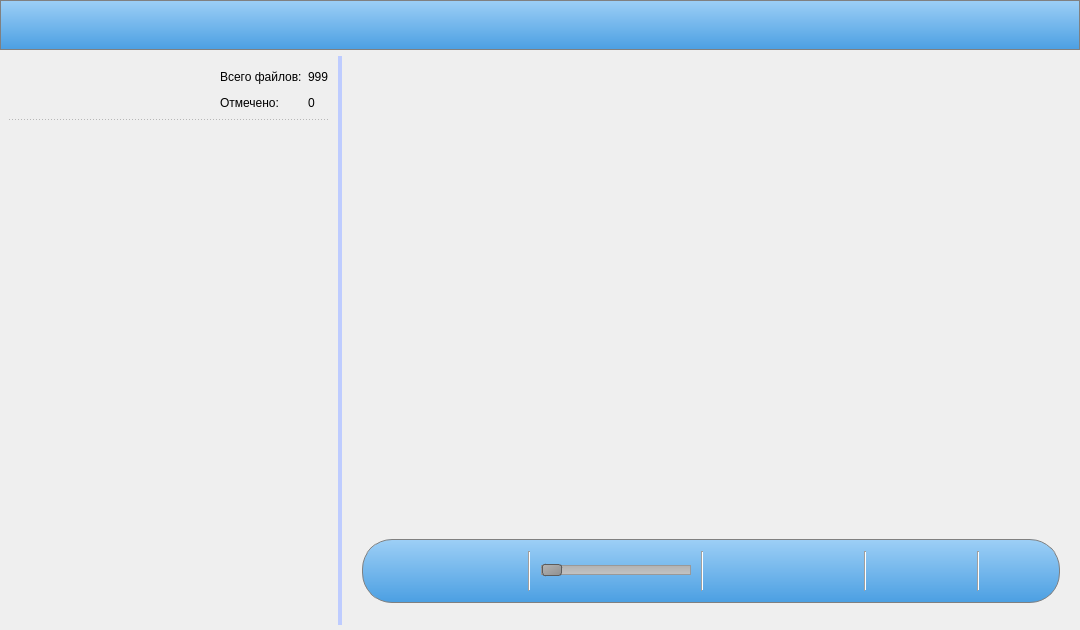
The window that ui/mainwindow.ui (bduminiuc/imageviewver) describes before a commit, drawn with Qt 5.
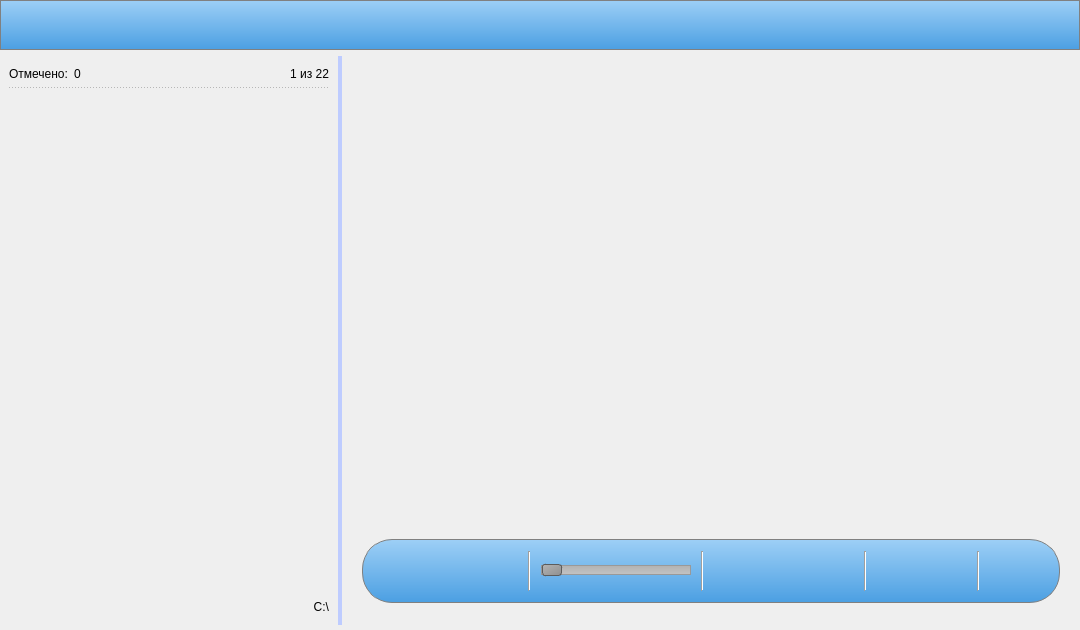
The same window after the commit. Icons and pictures are not drawn.

Commit message: ui improvements, add double click event

Diff of the .ui file:
```diff
--- a/ui/mainwindow.ui
+++ b/ui/mainwindow.ui
@@ -220,62 +220,34 @@
         <property name="rightMargin">
          <number>9</number>
         </property>
-        <item row="0" column="0">
-         <spacer name="horizontalSpacer_2">
-          <property name="orientation">
-           <enum>Qt::Horizontal</enum>
-          </property>
-          <property name="sizeHint" stdset="0">
-           <size>
-            <width>40</width>
-            <height>20</height>
-           </size>
-          </property>
-         </spacer>
-        </item>
-        <item row="0" column="1">
-         <widget class="QLabel" name="label">
-          <property name="text">
-           <string>Всего файлов:</string>
-          </property>
-         </widget>
-        </item>
-        <item row="0" column="2">
-         <widget class="QLabel" name="labelTotalCount">
-          <property name="text">
-           <string>999</string>
-          </property>
-         </widget>
-        </item>
         <item row="1" column="0">
-         <spacer name="horizontalSpacer_3">
-          <property name="orientation">
-           <enum>Qt::Horizontal</enum>
-          </property>
-          <property name="sizeHint" stdset="0">
-           <size>
-            <width>40</width>
-            <height>20</height>
-           </size>
-          </property>
-         </spacer>
-        </item>
-        <item row="1" column="1">
          <widget class="QLabel" name="label_3">
           <property name="text">
            <string>Отмечено:</string>
           </property>
+          <property name="alignment">
+           <set>Qt::AlignLeading|Qt::AlignLeft|Qt::AlignVCenter</set>
+          </property>
          </widget>
         </item>
-        <item row="1" column="2">
-         <widget class="QLabel" name="labelMarkedCount">
+        <item row="1" column="4" colspan="2">
+         <widget class="QLabel" name="label">
           <property name="text">
-           <string>0</string>
+           <string>1 из 22</string>
+          </property>
+          <property name="alignment">
+           <set>Qt::AlignRight|Qt::AlignTrailing|Qt::AlignVCenter</set>
           </property>
          </widget>
         </item>
-        <item row="2" column="0" colspan="3">
+        <item row="2" column="0" colspan="6">
          <widget class="QTreeView" name="treeView">
+          <property name="minimumSize">
+           <size>
+            <width>200</width>
+            <height>0</height>
+           </size>
+          </property>
           <property name="styleSheet">
            <string notr="true">background: transparent;</string>
           </property>
@@ -284,6 +256,26 @@
           </property>
          </widget>
         </item>
+        <item row="3" column="0" colspan="6">
+         <widget class="QLabel" name="labelRootPath">
+          <property name="text">
+           <string>C:\</string>
+          </property>
+          <property name="alignment">
+           <set>Qt::AlignRight|Qt::AlignTrailing|Qt::AlignVCenter</set>
+          </property>
+         </widget>
+        </item>
+        <item row="1" column="1">
+         <widget class="QLabel" name="labelMarkedCount">
+          <property name="text">
+           <string>0</string>
+          </property>
+          <property name="alignment">
+           <set>Qt::AlignLeading|Qt::AlignLeft|Qt::AlignVCenter</set>
+          </property>
+         </widget>
+        </item>
        </layout>
       </widget>
       <widget class="QWidget" name="layoutWidget">
```
The commit also changes 2 other files.
